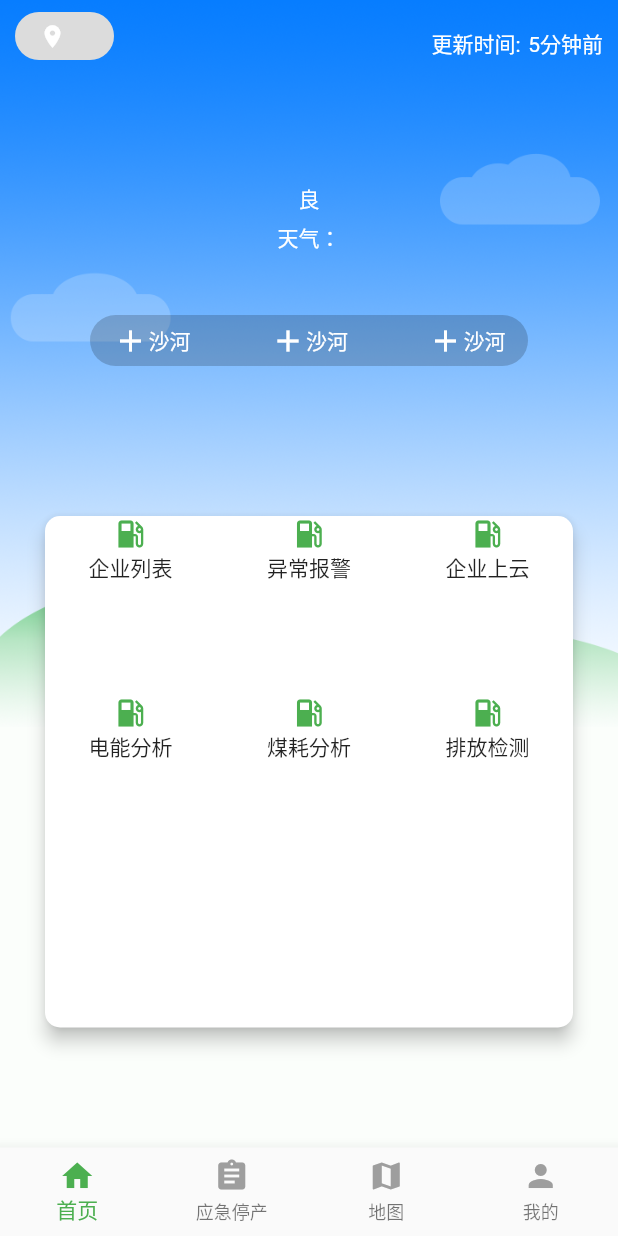
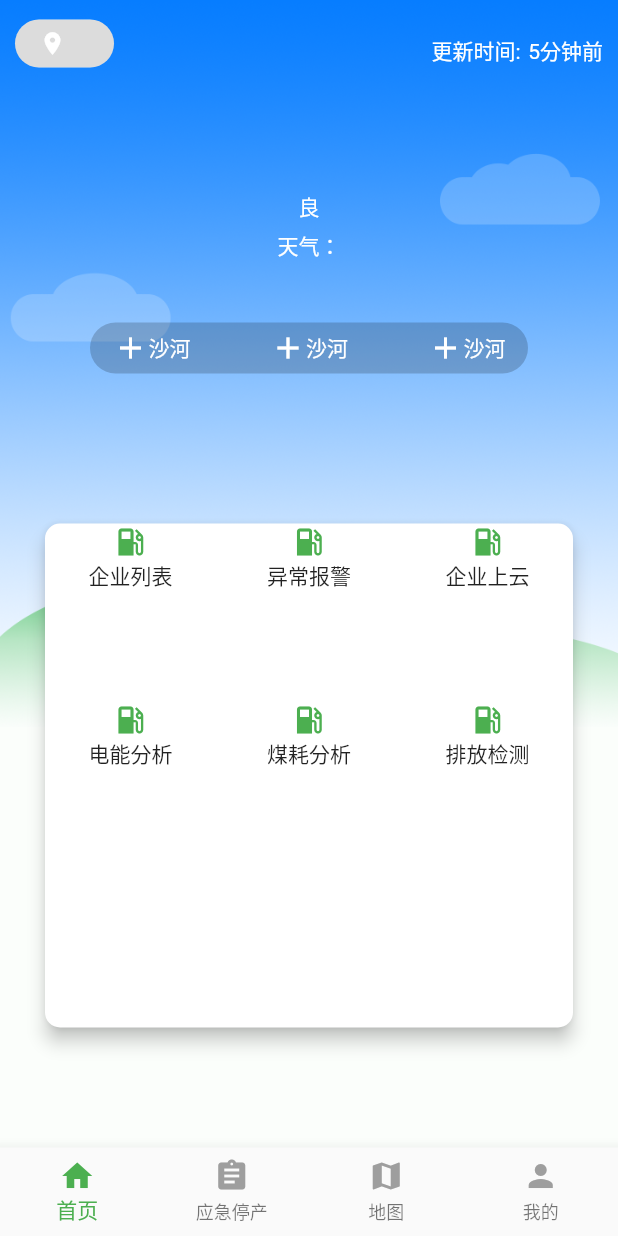
Before and after one commit to xiaohualaila/shahe_flutter_app, a Flutter app: the screen it shows after launch, after a tap on "登录", on a phone screen of 412 x 824 dp. Run offline on Flutter 3.47's test engine with Material 2 defaults, Android fonts, the phone set to English and light mode, and no system bars; our stand-ins replace convert, keyboard_actions; missing offline and left inert: flutter_color_plugin, flutter_des; network calls fail.

Commit message:
修改更新

```diff
--- a/lib/main.dart
+++ b/lib/main.dart
@@ -22,7 +22,7 @@ class MyApp extends StatelessWidget {
         primarySwatch: Colors.green,
 //        fontFamily: 'aliIcon'//设置字体
       ),
-      home: LoginPage(),
+      home: WelcomePage(),
       routes: <String,WidgetBuilder>{
         'about_soft':(BuildContext context)=>AboutSoftPage(),
         'setup':(BuildContext context)=>SetupPage(),
@@ -31,6 +31,7 @@ class MyApp extends StatelessWidget {
         'http_test':(BuildContext context)=>HttpDemo(),
         'http_async_test':(BuildContext context)=>HttpAsyncDemo(),
         'share_prefs':(BuildContext context)=>SharePrefsDemo(),
+        'login_page':(BuildContext context)=>LoginPage(),
       }
     );
   }
--- a/lib/page/first_page.dart
+++ b/lib/page/first_page.dart
@@ -2,6 +2,7 @@ import 'package:flutter/material.dart';
 import 'package:flutter_color_plugin/flutter_color_plugin.dart';
 import 'package:shahe_flutter_app/dao/first_dao.dart';
 import 'package:shahe_flutter_app/model/weather_model.dart';
+import 'package:shahe_flutter_app/widget/loading_containter.dart';
 
 const LIST = [
   {'title': '企业列表'},
@@ -26,11 +27,13 @@ class _FirstPageState extends State<FirstPage> {
   @override
   Widget build(BuildContext context) {
     double paddingTop = MediaQuery.of(context).padding.top;
-    return Stack(
+    return LoadingContainer(
+        isLoading: _loading,
+        child: Stack(
           children: <Widget>[
             backgound(),
             Container(
-          margin: EdgeInsets.only(top: paddingTop),
+              margin: EdgeInsets.only(top: paddingTop+5),
               child: Column(
                 children: <Widget>[
                   topContent(),
@@ -43,6 +46,7 @@ class _FirstPageState extends State<FirstPage> {
               ),
             ),
           ],
+        ),
     );
   }
 
--- a/lib/page/welcome_page.dart
+++ b/lib/page/welcome_page.dart
@@ -1,19 +1,34 @@
+import 'dart:async';
 
 import 'package:flutter/cupertino.dart';
 
-class WelcomePage extends StatelessWidget {
+class WelcomePage extends StatefulWidget {
+  @override
+  State<StatefulWidget> createState() => _WelcomePageState();
+}
+
+class _WelcomePageState extends State<WelcomePage> {
+  @override
+  void initState() {
+    countdown();
+    super.initState();
+  }
+
   @override
   Widget build(BuildContext context) {
-    return Stack(
-      children: <Widget>[
-        backgound(),
-      ],
-    );
+    return backgound();
+  }
+
+  void countdown() {
+    Timer timer = new Timer(new Duration(seconds: 3), () {
+      Navigator.pushNamed(context, 'login_page');
+      this.dispose();
+    });
   }
 }
+
 backgound() {
   return FractionallySizedBox(
       heightFactor: 1,
-      child:Image.asset('images/wel_bg.png', fit: BoxFit.fill)
-  );
+      child: Image.asset('images/wel_bg.png', fit: BoxFit.fill));
 }
--- a/lib/page/yingji_stop_page.dart
+++ b/lib/page/yingji_stop_page.dart
@@ -186,7 +186,10 @@ class _YingjiStopState extends State<YingjiPage> {
               ),
               border: Border.all(color: Colors.white, width: 1),
             ),
-            child: _List()));
+          //  child: MediaQuery.removePadding(context: context, child: _List()),
+            child: _List()
+
+    ));
   }
 
   item_title(String title) {
--- a/pubspec.yaml
+++ b/pubspec.yaml
@@ -56,6 +56,7 @@ flutter:
     - images/first_bg.png
     - images/login_bg.png
     - images/map_shijing.png
+    - images/wel_bg.png
   # An image asset can refer to one or more resolution-specific "variants", see
   # https://flutter.dev/assets-and-images/#resolution-aware.
 
```
Lines whose indentation alone changed are shown as unchanged.
